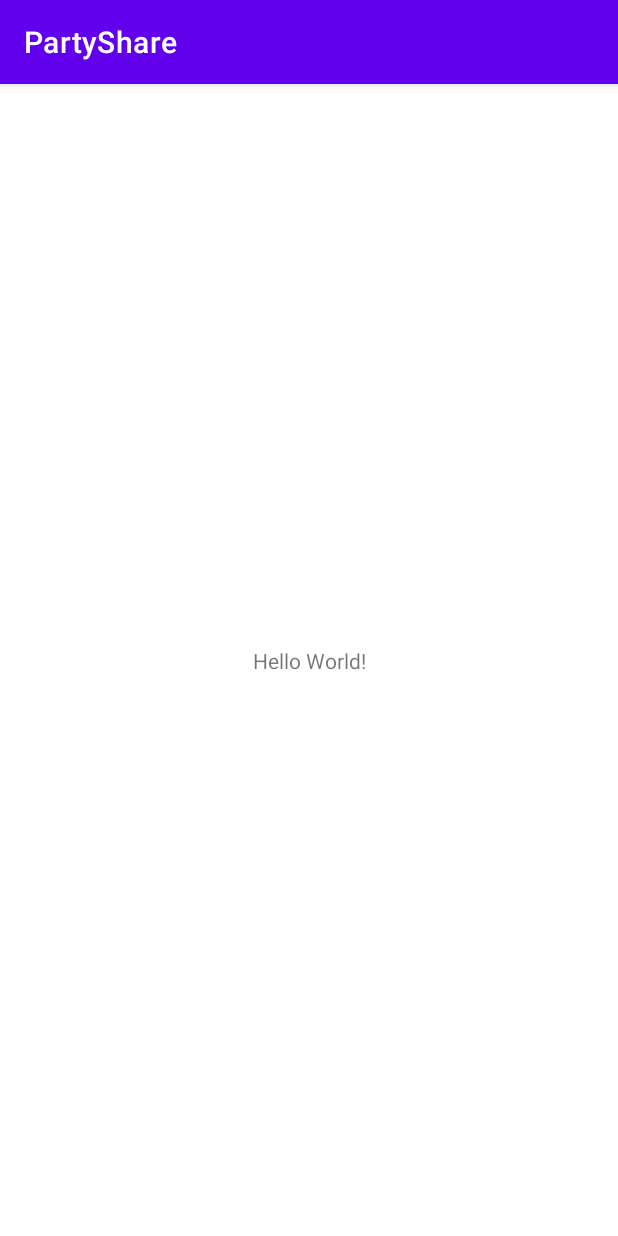
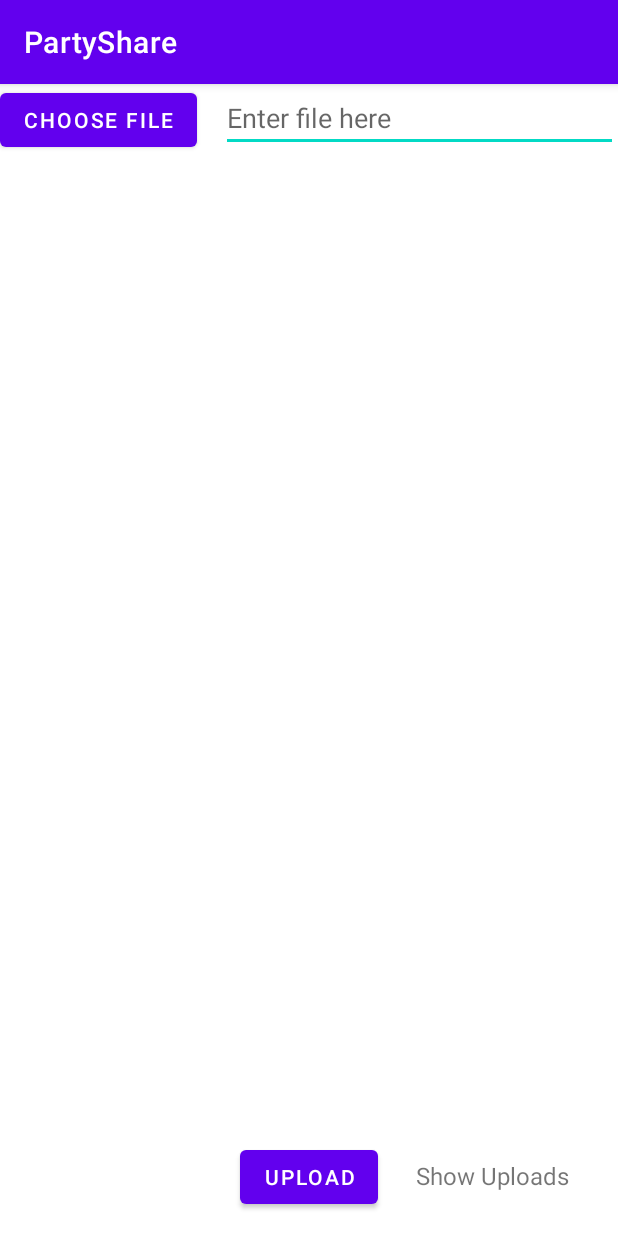
Before and after one commit to Fludorf/PartyShare, an Android app: the screen it shows after launch (MainActivity), on a phone screen of 412 x 824 dp. Run offline under Robolectric (Android 15) with nearby library versions, the phone set to English and light mode, and no system bars.

Commit message:
added a small interface

```diff
--- a/app/src/main/AndroidManifest.xml
+++ b/app/src/main/AndroidManifest.xml
@@ -1,6 +1,8 @@
 <?xml version="1.0" encoding="utf-8"?>
 <manifest xmlns:android="http://schemas.android.com/apk/res/android"
     package="com.example.partyshare">
+
+    <uses-permission android:name="android.permission.INTERNET"/>
 
     <application
         android:allowBackup="true"
--- a/app/src/main/res/layout/activity_main.xml
+++ b/app/src/main/res/layout/activity_main.xml
@@ -1,18 +1,44 @@
 <?xml version="1.0" encoding="utf-8"?>
-<androidx.constraintlayout.widget.ConstraintLayout xmlns:android="http://schemas.android.com/apk/res/android"
+<RelativeLayout xmlns:android="http://schemas.android.com/apk/res/android"
     xmlns:app="http://schemas.android.com/apk/res-auto"
     xmlns:tools="http://schemas.android.com/tools"
     android:layout_width="match_parent"
     android:layout_height="match_parent"
     tools:context=".MainActivity">
 
-    <TextView
+    <Button
+        android:id="@+id/button_choose_image"
         android:layout_width="wrap_content"
         android:layout_height="wrap_content"
-        android:text="Hello World!"
-        app:layout_constraintBottom_toBottomOf="parent"
-        app:layout_constraintLeft_toLeftOf="parent"
-        app:layout_constraintRight_toRightOf="parent"
-        app:layout_constraintTop_toTopOf="parent" />
+        android:text="Choose file" />
 
-</androidx.constraintlayout.widget.ConstraintLayout>
+    <EditText
+        android:id="@+id/edit_text_file_name"
+        android:layout_width="303dp"
+        android:layout_height="wrap_content"
+        android:layout_toEndOf="@+id/button_choose_image"
+        android:hint="Enter file here"
+        android:layout_marginStart="16dp"/>
+
+    <Button
+        android:id="@+id/button_upload"
+        android:layout_width="wrap_content"
+        android:layout_height="wrap_content"
+        android:layout_alignParentBottom="true"
+        android:layout_centerHorizontal="true"
+        android:layout_marginBottom="15dp"
+        android:text="Upload"/>
+
+    <TextView
+        android:id="@+id/text_view_show_uploads"
+        android:layout_width="wrap_content"
+        android:layout_height="wrap_content"
+        android:layout_alignBaseline="@+id/button_upload"
+        android:layout_alignTop="@+id/button_upload"
+        android:layout_marginStart="25dp"
+        android:layout_toEndOf="@+id/button_upload"
+        android:text="Show Uploads"
+        android:textSize="16sp"
+        android:gravity="center"/>
+
+</RelativeLayout>
```
